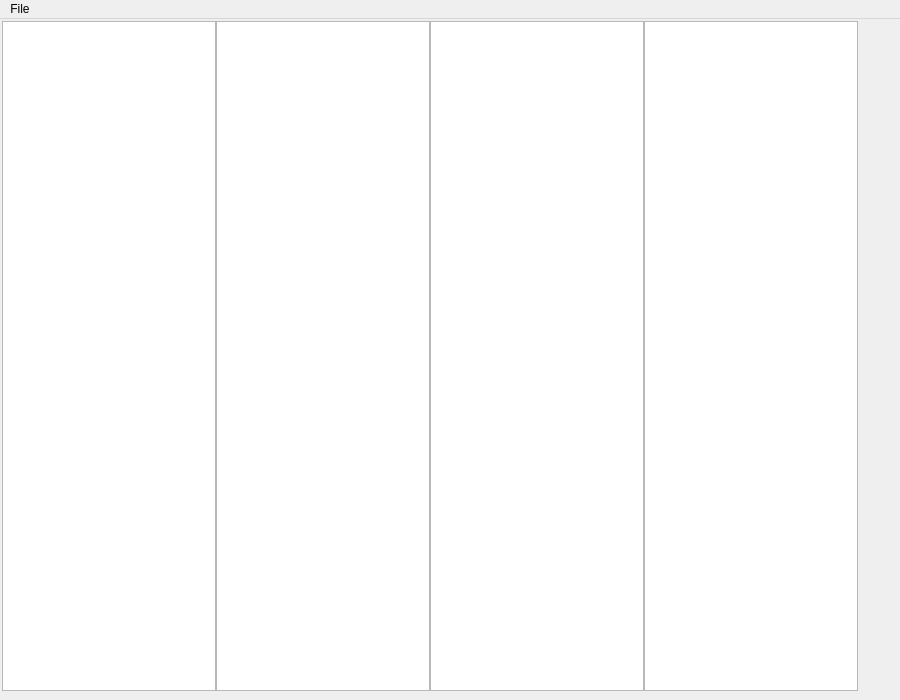
HazeSystem/Chip-8-Qt, file debugger.ui: the form before one commit.
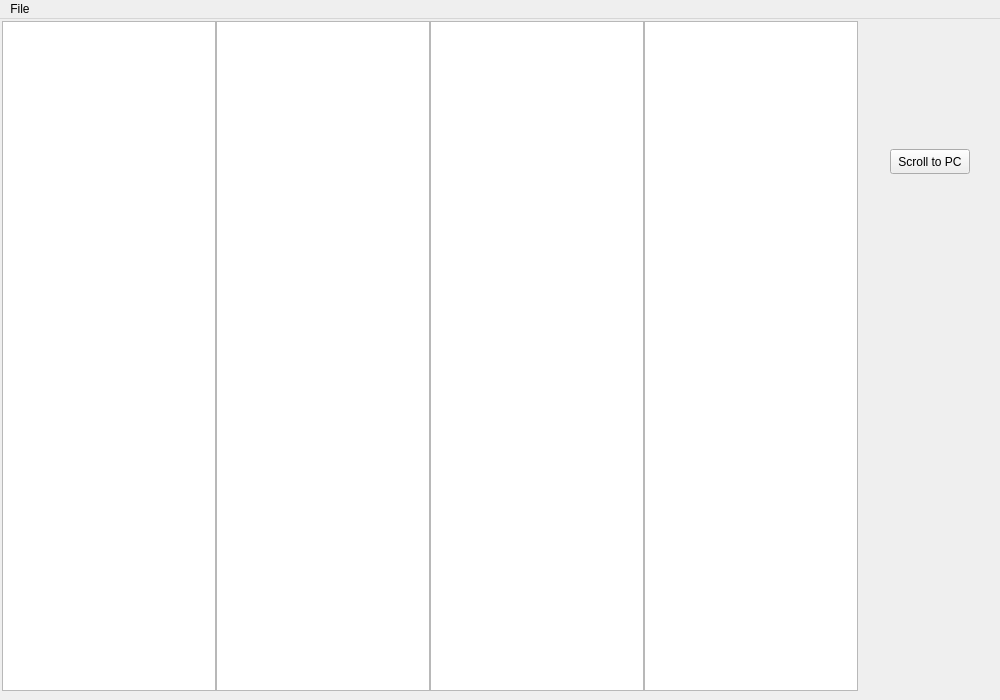
The form after the commit.

```diff
--- a/debugger.ui
+++ b/debugger.ui
@@ -6,7 +6,7 @@
    <rect>
     <x>0</x>
     <y>0</y>
-    <width>900</width>
+    <width>1000</width>
     <height>700</height>
    </rect>
   </property>
@@ -60,13 +60,26 @@
      </rect>
     </property>
    </widget>
+   <widget class="QPushButton" name="pushButton">
+    <property name="geometry">
+     <rect>
+      <x>890</x>
+      <y>130</y>
+      <width>80</width>
+      <height>25</height>
+     </rect>
+    </property>
+    <property name="text">
+     <string>Scroll to PC</string>
+    </property>
+   </widget>
   </widget>
   <widget class="QMenuBar" name="menubar">
    <property name="geometry">
     <rect>
      <x>0</x>
      <y>0</y>
-     <width>900</width>
+     <width>1000</width>
      <height>25</height>
     </rect>
    </property>
```
